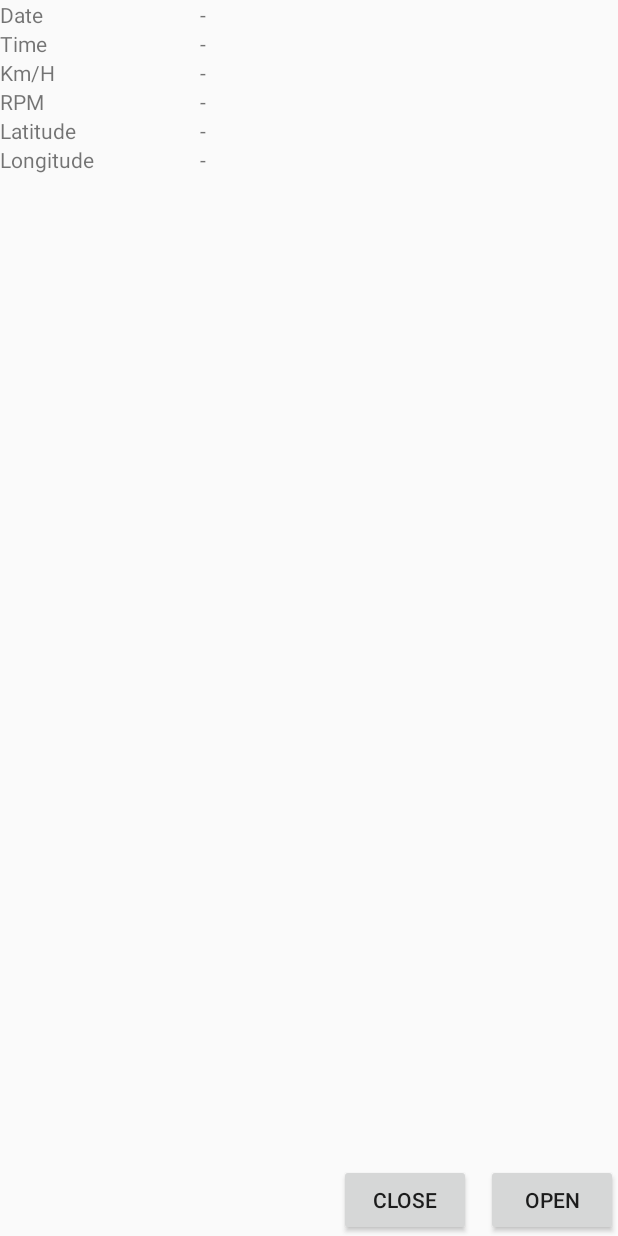
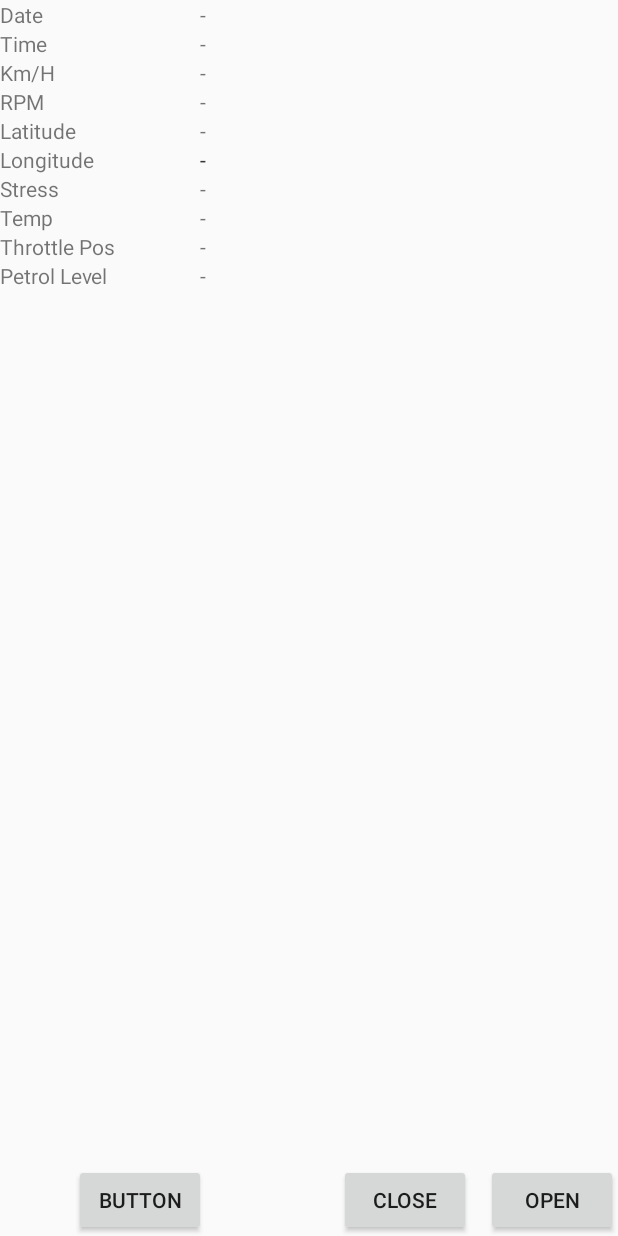
Before and after one commit to nikhunter/Raven, an Android app: the screen it shows after launch (MainActivity), after a tap on "CLOSE", on a phone screen of 412 x 824 dp. Run offline under Robolectric (Android 15) with nearby library versions, the phone set to English and light mode, and no system bars; 3 statements that could not run were skipped.

```diff
--- a/Android/Raven/app/src/main/java/com/raven_gps/raven/MainActivity.java
+++ b/Android/Raven/app/src/main/java/com/raven_gps/raven/MainActivity.java
@@ -1,22 +1,25 @@
 package com.raven_gps.raven;
 
 import android.app.Activity;
+import android.app.AlertDialog;
 import android.bluetooth.BluetoothAdapter;
 import android.bluetooth.BluetoothDevice;
 import android.bluetooth.BluetoothSocket;
 import android.content.Intent;
 import android.os.Bundle;
+import android.os.Debug;
 import android.os.Handler;
 import android.util.JsonReader;
+import android.util.Log;
 import android.view.View;
+import android.widget.GridLayout;
 import android.widget.TextView;
 import android.widget.EditText;
 import android.widget.Button;
-
 import org.json.JSONArray;
+import org.json.JSONException;
 import org.json.JSONObject;
 import org.w3c.dom.Text;
-
 import java.io.IOException;
 import java.io.InputStream;
 import java.io.OutputStream;
@@ -32,8 +35,12 @@ public class MainActivity extends Activity
     TextView rpm;
     TextView lat;
     TextView lng;
+    TextView stress;
+    TextView temp;
+    TextView throttlepos;
+    TextView petrollvl;
 
-
+    GridLayout gridLayout;
     TextView myLabel;
     EditText myTextbox;
     BluetoothAdapter mBluetoothAdapter;
@@ -54,6 +61,7 @@ public class MainActivity extends Activity
     {
         super.onCreate(savedInstanceState);
         setContentView(R.layout.activity_main);
+        gridLayout = (GridLayout) findViewById(R.id.gridLayout);
 
         date = (TextView)findViewById(R.id.date);
         time = (TextView)findViewById(R.id.time);
@@ -61,63 +69,37 @@ public class MainActivity extends Activity
         rpm = (TextView)findViewById(R.id.rpm);
         lat = (TextView)findViewById(R.id.lat);
         lng = (TextView)findViewById(R.id.lng);
+        stress = (TextView)findViewById(R.id.stress);
+        temp = (TextView)findViewById(R.id.temp);
+        throttlepos = (TextView)findViewById(R.id.throttlepos);
+        petrollvl = (TextView)findViewById(R.id.petrollvl);
 
-        Button openButton = (Button)findViewById(R.id.open);
-        Button sendButton = (Button)findViewById(R.id.send);
-        Button closeButton = (Button)findViewById(R.id.close);
-        myLabel = (TextView)findViewById(R.id.label);
-        myTextbox = (EditText)findViewById(R.id.entry);
-        Log = (TextView)findViewById(R.id.Log);
+    }
 
 
-
-        //Open Button
-        openButton.setOnClickListener(new View.OnClickListener()
+    public void CloseBTBtn_OnClick(View v){
+        try
         {
-            public void onClick(View v)
-            {
-                try
-                {
-                    findBT();
-                    openBT();
-                }
-                catch (IOException ex) { }
-            }
-        });
-
-        //Send Button
-        sendButton.setOnClickListener(new View.OnClickListener()
-        {
-            public void onClick(View v)
-            {
-                try
-                {
-                    sendData();
-                }
-                catch (IOException ex) { }
-            }
-        });
-
-        //Close button
-        closeButton.setOnClickListener(new View.OnClickListener()
-        {
-            public void onClick(View v)
-            {
-                try
-                {
-                    closeBT();
-                }
-                catch (IOException ex) { }
-            }
-        });
+            closeBT();
+        }catch (IOException ex) { }
     }
 
-    void WriteLog(String str){
-        Log.append(str + "\n");
+    public void OpenBTBtn_OnClick(View v){
+        try
+        {
+            findBT();
+            openBT();
+        }
+        catch (IOException ex) {
+            AlertDialog.Builder dlgAlert  = new AlertDialog.Builder(MainActivity.super.getParent());
+            dlgAlert.setMessage(ex.getMessage());
+            dlgAlert.setTitle("Error Connecting to BT");
+            dlgAlert.setPositiveButton("OK", null);
+        }
     }
 
-    void findBT()
-    {
+
+    void findBT(){
         mBluetoothAdapter = BluetoothAdapter.getDefaultAdapter();
         if(mBluetoothAdapter == null)
         {
@@ -199,13 +181,16 @@ public class MainActivity extends Activity
                                     System.arraycopy(readBuffer, 0, encodedBytes, 0, encodedBytes.length);
                                     final String data = new String(encodedBytes, "US-ASCII");
                                     readBufferPosition = 0;
+
                                     handler.post(new Runnable()
                                     {
                                         public void run()
                                         {
-                                            WriteLog(data);
+                                            loadJson(data);
+
                                         }
                                     });
+
                                 }
                                 else
                                 {
@@ -225,16 +210,43 @@ public class MainActivity extends Activity
         workerThread.start();
     }
 
+    public void WriteLog(String str){
+        android.util.Log.println(android.util.Log.VERBOSE,"info", str);
+    }
+
+    void SetTextFromPID(TextView v, String PID, JSONObject j){
+        if(j.has(PID)){
+            try{
+                v.setText(String.valueOf(j.get(PID)));
+            }catch (JSONException e){
+                WriteLog(e.toString());
+            }
+        }else{
+            v.setText("Null");
+        }
+    }
+
+
+
     void loadJson(String json){
 
-        JSONObject json = JSONObject(json);
+        try {
+            JSONObject j = new JSONObject(json);
 
-        date.setText();
-        time.setText();
-        kmh.setText();
-        date.setText();
-        date.setText();
-        date.setText();
+            SetTextFromPID(date, "date", j);
+            SetTextFromPID(time, "timeDelta", j);
+            SetTextFromPID(kmh, "10C", j);
+            SetTextFromPID(rpm, "10D", j);
+            SetTextFromPID(lat, "lat", j);
+            SetTextFromPID(lng, "lng", j);
+            SetTextFromPID(temp, "105", j);
+            SetTextFromPID(stress, "104", j);
+            SetTextFromPID(throttlepos, "111", j);
+            SetTextFromPID(petrollvl, "12F", j);
+
+        }catch (JSONException e){
+            android.util.Log.println(android.util.Log.VERBOSE,"error",e.toString());
+        }
     }
 
     void sendData() throws IOException
--- a/Android/Raven/app/src/main/res/layout/activity_main.xml
+++ b/Android/Raven/app/src/main/res/layout/activity_main.xml
@@ -9,18 +9,20 @@
         android:id="@+id/open"
         android:layout_width="wrap_content"
         android:layout_height="wrap_content"
+        android:layout_alignParentBottom="true"
+        android:layout_alignParentEnd="true"
         android:layout_marginLeft="10dip"
-        android:text="Open"
-        android:layout_alignParentBottom="true"
-        android:layout_alignParentEnd="true" />
+        android:onClick="OpenBTBtn_OnClick"
+        android:text="Open" />
 
     <Button
         android:id="@+id/close"
         android:layout_width="wrap_content"
         android:layout_height="wrap_content"
-        android:text="Close"
         android:layout_alignParentBottom="true"
-        android:layout_toStartOf="@+id/open" />
+        android:layout_toStartOf="@+id/open"
+        android:onClick="CloseBTBtn_OnClick"
+        android:text="Close" />
 
     <GridLayout
         android:layout_width="match_parent"
@@ -28,9 +30,7 @@
         android:layout_alignParentTop="true"
         android:layout_alignParentStart="true"
         android:layout_above="@+id/open"
-        android:columnCount="3"
-        android:rowCount="6"
-        >
+        android:id="@+id/gridLayout">
 
         <TextView
             android:layout_width="200px"
@@ -38,6 +38,7 @@
             android:layout_column="0"
             android:layout_row="0"
             android:text="Date" />
+
         <TextView
             android:layout_width="200px"
             android:layout_height="wrap_content"
@@ -72,6 +73,34 @@
         <TextView
             android:layout_width="200px"
             android:layout_height="wrap_content"
+            android:layout_column="0"
+            android:layout_row="6"
+            android:text="Stress" />
+
+        <TextView
+            android:layout_width="200px"
+            android:layout_height="wrap_content"
+            android:layout_column="0"
+            android:layout_row="7"
+            android:text="Temp" />
+
+        <TextView
+            android:layout_width="200px"
+            android:layout_height="wrap_content"
+            android:layout_column="0"
+            android:layout_row="8"
+            android:text="Throttle Pos" />
+
+        <TextView
+            android:layout_width="200px"
+            android:layout_height="wrap_content"
+            android:layout_column="0"
+            android:layout_row="9"
+            android:text="Petrol Level" />
+
+        <TextView
+            android:layout_width="200px"
+            android:layout_height="wrap_content"
             android:layout_column="1"
             android:layout_row="0"
             android:text="-" />
@@ -98,6 +127,36 @@
             android:layout_height="wrap_content"
             android:layout_column="1"
             android:layout_row="4"
+            android:text="-" />
+        <TextView
+            android:layout_width="200px"
+            android:layout_height="wrap_content"
+            android:layout_column="1"
+            android:layout_row="5"
+            android:text="-" />
+        <TextView
+            android:layout_width="200px"
+            android:layout_height="wrap_content"
+            android:layout_column="1"
+            android:layout_row="6"
+            android:text="-" />
+        <TextView
+            android:layout_width="200px"
+            android:layout_height="wrap_content"
+            android:layout_column="1"
+            android:layout_row="7"
+            android:text="-" />
+        <TextView
+            android:layout_width="200px"
+            android:layout_height="wrap_content"
+            android:layout_column="1"
+            android:layout_row="8"
+            android:text="-" />
+        <TextView
+            android:layout_width="200px"
+            android:layout_height="wrap_content"
+            android:layout_column="1"
+            android:layout_row="9"
             android:text="-" />
         <TextView
             android:layout_width="200px"
@@ -142,6 +201,39 @@
             android:layout_height="wrap_content"
             android:layout_column="2"
             android:layout_row="5" />
+        <TextView
+            android:id="@+id/stress"
+            android:layout_width="200px"
+            android:layout_height="wrap_content"
+            android:layout_column="2"
+            android:layout_row="6" />
+        <TextView
+            android:id="@+id/temp"
+            android:layout_width="200px"
+            android:layout_height="wrap_content"
+            android:layout_column="2"
+            android:layout_row="7" />
+        <TextView
+            android:id="@+id/throttlepos"
+            android:layout_width="200px"
+            android:layout_height="wrap_content"
+            android:layout_column="2"
+            android:layout_row="8" />
+        <TextView
+            android:id="@+id/petrollvl"
+            android:layout_width="200px"
+            android:layout_height="wrap_content"
+            android:layout_column="2"
+            android:layout_row="9" />
     </GridLayout>
 
+    <Button
+        android:id="@+id/button2"
+        android:layout_width="wrap_content"
+        android:layout_height="wrap_content"
+        android:layout_marginStart="49dp"
+        android:text="Button"
+        android:layout_alignParentBottom="true"
+        android:layout_alignParentStart="true" />
+
 </RelativeLayout>
```
Also changed, not shown: 4 other files.
